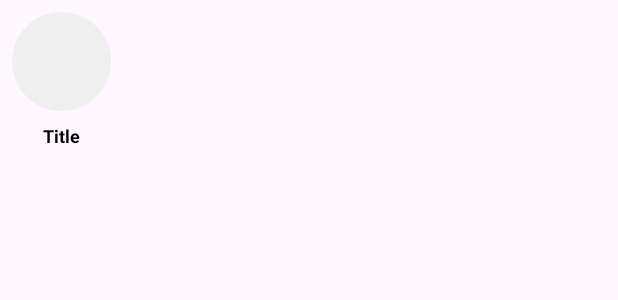
After one commit to longdh204/N1_Ung_Dung_Dat_Banh_Fpoly, an Android app: the layout viewholder_category.xml on its own in the app's theme, with its tools: preview values and no code run, on a phone screen of 412 x 824 dp. The commit adds this screen. Shown: the top 300 px of the screen. Run offline under Robolectric (Android 15) with nearby library versions, the phone set to English and light mode, and no system bars.

Commit message:
push category dolong

```diff
--- a/app/build.gradle.kts
+++ b/app/build.gradle.kts
@@ -55,4 +55,7 @@ dependencies {
     implementation("com.github.bumptech.glide:glide:4.12.0")
     implementation("com.google.code.gson:gson:2.9.1")
     implementation("com.tbuonomo:dotsindicator:5.0")
+
+    implementation ("com.github.bumptech.glide:glide:4.15.0")
+    annotationProcessor ("com.github.bumptech.glide:compiler:4.15.0")
 }
--- a/app/src/main/AndroidManifest.xml
+++ b/app/src/main/AndroidManifest.xml
@@ -14,7 +14,7 @@
 
         <!-- Login Activity: màn hình khởi động đầu tiên -->
         <activity
-            android:name=".Login.Login"
+            android:name=".Activity.IntroActivity"
             android:exported="true">
             <intent-filter>
                 <action android:name="android.intent.action.MAIN" />
@@ -24,7 +24,7 @@
 
         <!-- Intro Activity -->
         <activity
-            android:name=".Activity.IntroActivity"
+            android:name=".Login.Login"
             android:exported="false" />
 
         <!-- Main Activity -->
--- /dev/null
+++ b/app/src/main/res/drawable/grey_bg_circle.xml
@@ -0,0 +1,8 @@
+<?xml version="1.0" encoding="utf-8"?>
+<selector xmlns:android="http://schemas.android.com/apk/res/android">
+    <item>
+        <shape android:shape="oval">
+            <solid android:color="@color/lightGrey" />
+        </shape>
+    </item>
+</selector>
--- a/app/src/main/res/layout/activity_main.xml
+++ b/app/src/main/res/layout/activity_main.xml
@@ -11,7 +11,8 @@
     <ScrollView
         android:id="@+id/scrollView2"
         android:layout_width="match_parent"
-        android:layout_height="wrap_content">
+        android:layout_height="wrap_content"
+        tools:ignore="MissingConstraints">
 
         <LinearLayout
             android:layout_width="match_parent"
--- /dev/null
+++ b/app/src/main/res/layout/viewholder_category.xml
@@ -0,0 +1,33 @@
+<?xml version="1.0" encoding="utf-8"?>
+<LinearLayout xmlns:android="http://schemas.android.com/apk/res/android"
+    xmlns:app="http://schemas.android.com/apk/res-auto"
+    xmlns:tools="http://schemas.android.com/tools"
+    android:layout_width="wrap_content"
+    android:layout_height="wrap_content"
+    android:orientation="vertical">
+
+    <ImageView
+        android:id="@+id/picCat"
+        android:layout_width="66dp"
+        android:layout_height="66dp"
+        android:layout_marginStart="8dp"
+        android:layout_marginEnd="16dp"
+        android:layout_marginTop="8dp"
+        android:layout_weight="1"
+        android:padding="12dp"
+        android:background="@drawable/grey_bg_circle" />
+
+    <TextView
+        android:id="@+id/titleCat"
+        android:layout_width="match_parent"
+        android:layout_height="wrap_content"
+        android:layout_weight="1"
+        android:text="Title"
+        android:textSize="12sp"
+        android:textColor="@color/black"
+        android:textAlignment="center"
+        android:layout_marginTop="8dp"
+        android:layout_marginStart="8dp"
+        android:layout_marginEnd="16dp"
+        android:textStyle="bold"/>
+</LinearLayout>
```
Also changed, not shown: app/src/main/java/com/example/dat_banh_fpoly/Activity/IntroActivity.java (+8 -3 lines), app/src/main/java/com/example/dat_banh_fpoly/Activity/MainActivity.java (+21 -1 lines), app/src/main/java/com/example/dat_banh_fpoly/Adapter/CategoryAdapter.java (added, +55 -0 lines), app/src/main/java/com/example/dat_banh_fpoly/Model/CategoryModel.java (added, +41 -0 lines), app/src/main/java/com/example/dat_banh_fpoly/ViewModel/MainViewModel.java (+29 -0 lines).
